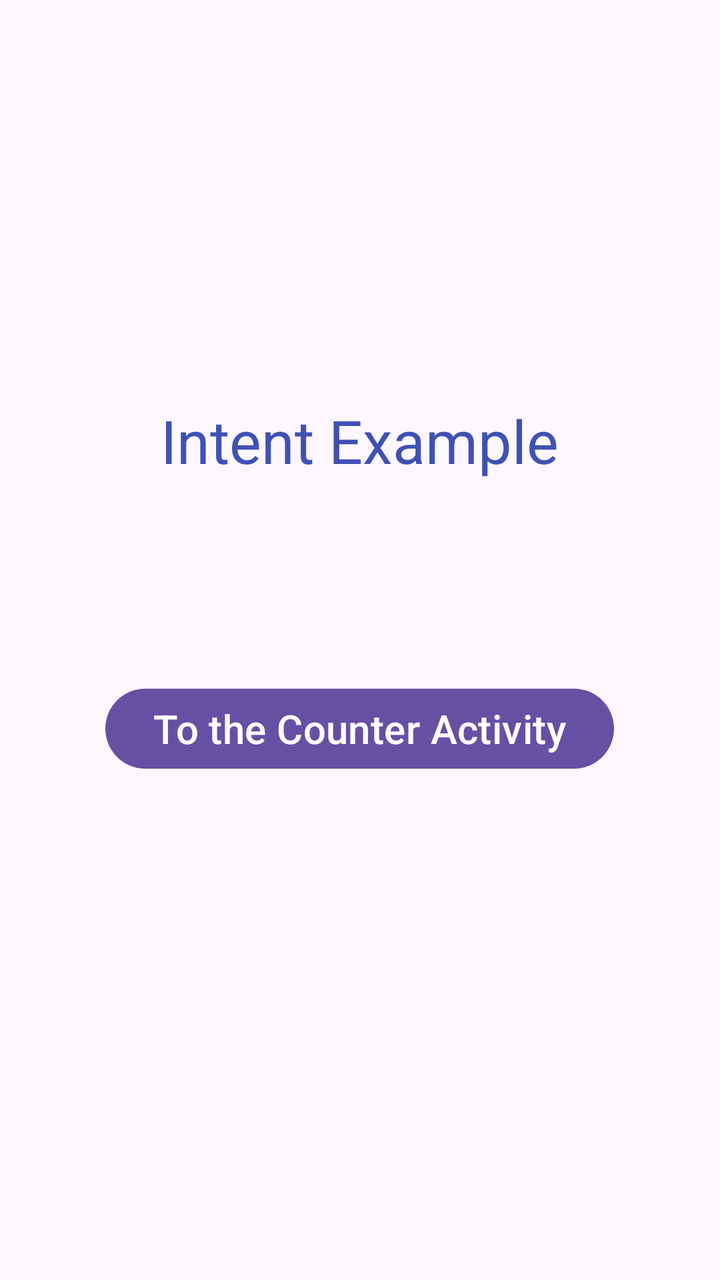
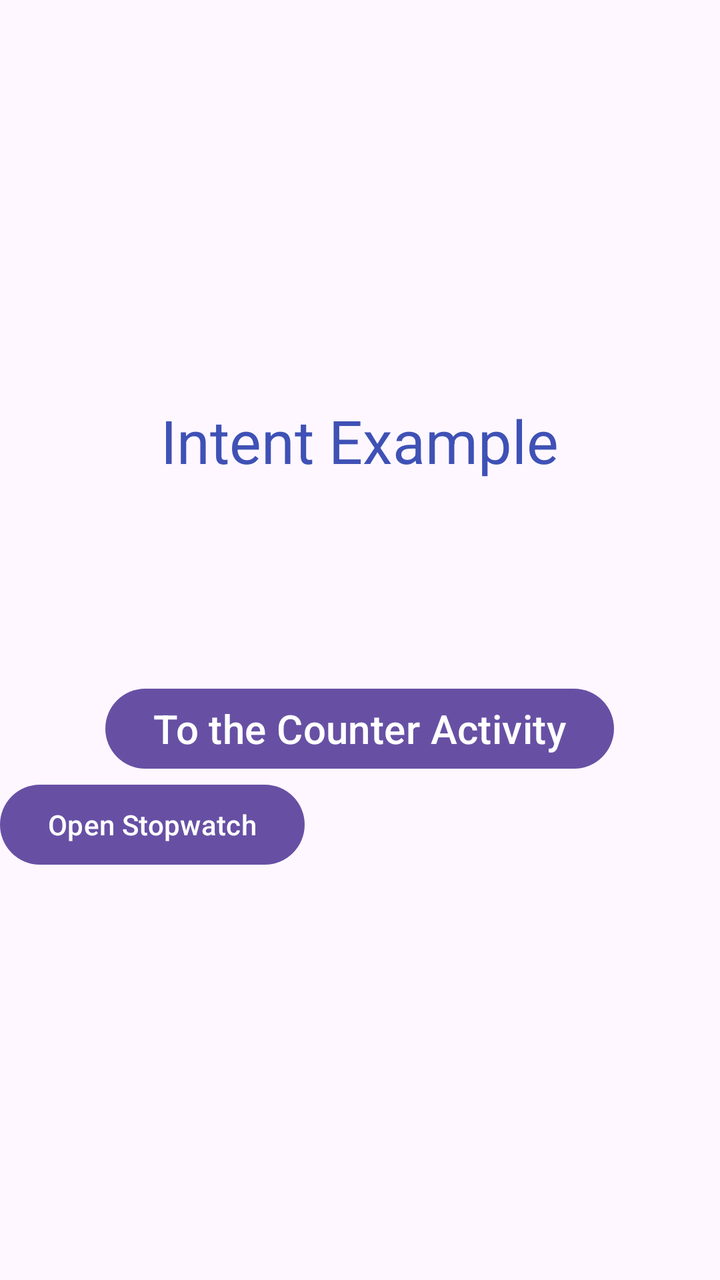

Screens rendered from an Android XML layout before and after an edit, with the pre-edit source and the edit as a unified diff.
<!-- AndroidManifest.xml: application theme Theme.AndroidExample -->
<!-- res/layout/activity_main.xml -->
<?xml version="1.0" encoding="utf-8"?>
<androidx.appcompat.widget.LinearLayoutCompat
    xmlns:tools="http://schemas.android.com/tools"
    xmlns:android="http://schemas.android.com/apk/res/android"
    tools:context=".MainActivity"
    android:layout_height="match_parent"
    android:layout_width="match_parent"
    android:orientation="vertical">

    <TextView
        android:id="@+id/main_msg_txt"
        android:layout_width="wrap_content"
        android:layout_height="wrap_content"
        android:text="Intent Example"
        android:layout_gravity="center"
        android:layout_marginTop="200dp"
        android:textSize="30dp"
        android:textColor="#3F51B5">
    </TextView>

    <Button
        android:id="@+id/main_counter_btn"
        android:layout_width="wrap_content"
        android:layout_height="wrap_content"
        android:layout_marginTop="100dp"
        android:layout_gravity="center"
        android:text="To the Counter Activity"
        android:textSize="20sp"
        android:textColor="#ffffff">
    </Button>

</androidx.appcompat.widget.LinearLayoutCompat>
<!-- resources referenced by this layout -->
<resources>
  <style name="Theme.AndroidExample" parent="Base.Theme.AndroidExample" />
  <style name="Base.Theme.AndroidExample" parent="Theme.Material3.DayNight.NoActionBar">
          
          
      </style>
</resources>

<!-- the commit's change to res/layout/activity_main.xml (unified diff, before → after) -->
@@ -29,4 +29,12 @@
         android:textColor="#ffffff">
     </Button>
 
+    <Button
+        android:id="@+id/openStopwatchButton"
+        android:layout_width="wrap_content"
+        android:layout_height="wrap_content"
+        android:text="Open Stopwatch"
+        android:layout_centerInParent="true"/>
+
+
 </androidx.appcompat.widget.LinearLayoutCompat>
